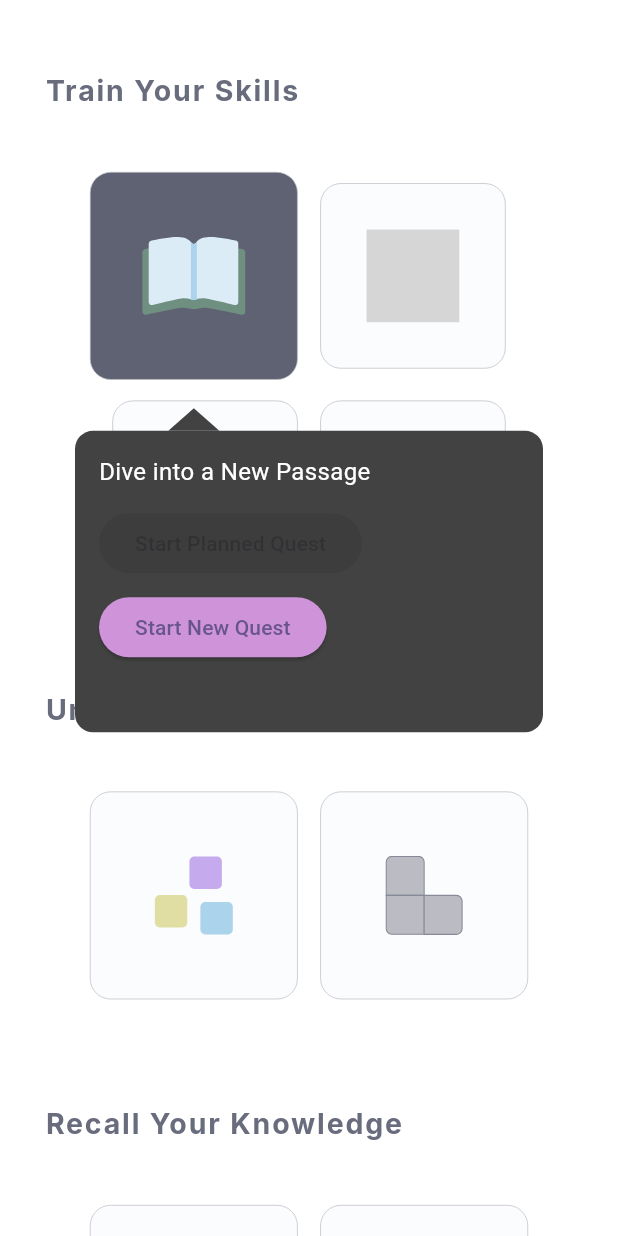
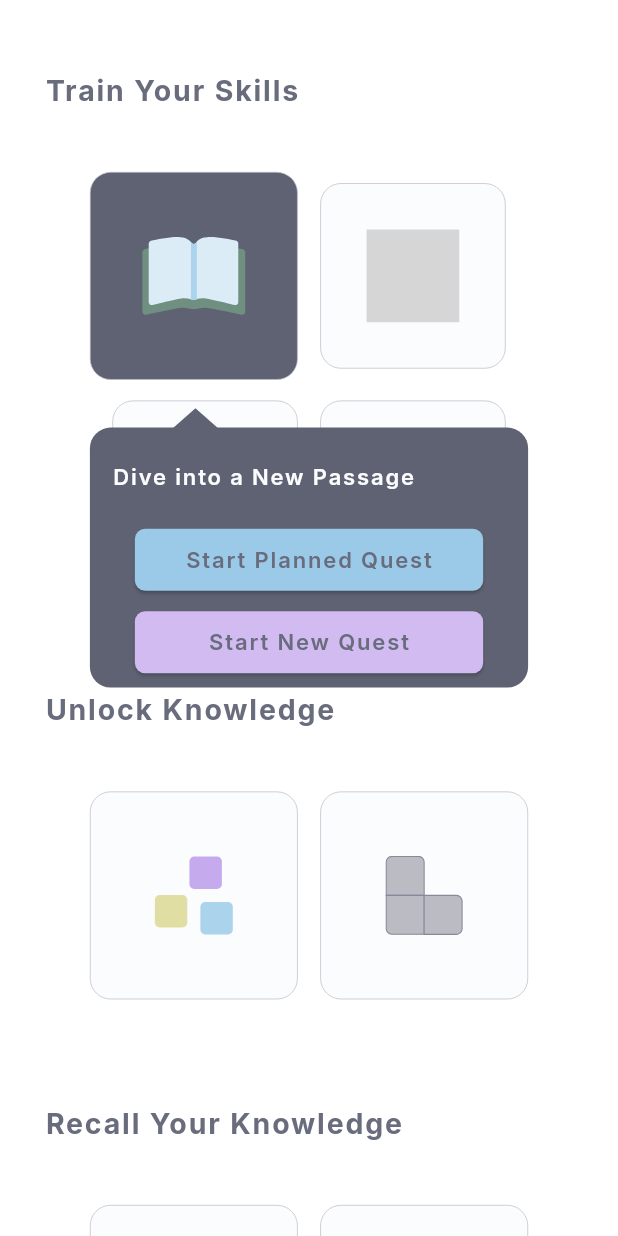
Before and after one commit to maedesad/language-learning-application, a Flutter app: the PracticingPage screen opened directly, after a tap on an icon or button, on a phone screen of 412 x 824 dp. Run offline on Flutter 3.47's test engine with Material 3 defaults, Android fonts, the phone set to English and light mode, and no system bars; our stand-ins replace flutter_screenutil, flutter_svg; grey boxes are pictures that could not be loaded.

Commit message:
fixing practice button popup UI

```diff
--- a/frontend/lib/main_pages/practice/Handle_button_selection.dart
+++ b/frontend/lib/main_pages/practice/Handle_button_selection.dart
@@ -38,7 +38,7 @@ mixin HandleButtonSelection<T extends StatefulWidget> on State<T> {
       );
       if (!mounted) return;
       // صبر برای اتمام انیمیشن دکمه (AnimatedContainer ~300ms) و فریم پایانی
-      await Future<void>.delayed(const Duration(milliseconds: 200));
+      await Future<void>.delayed(const Duration(milliseconds: 50));
       await WidgetsBinding.instance.endOfFrame;
       if (!mounted) return;
       PracticePopup.showPopup(
--- a/frontend/lib/main_pages/practice/practice_entry_popup.dart
+++ b/frontend/lib/main_pages/practice/practice_entry_popup.dart
@@ -1,4 +1,15 @@
 import 'package:flutter/material.dart';
+import 'package:flutter_screenutil/flutter_screenutil.dart';
+
+
+// colors
+import '../../theme/colors/semantic_colors.dart';
+// dimensions
+import '../../theme/dimensions.dart';
+// text
+import '../../theme/text.dart';
+// text style
+import '../../theme/text_style/text_style.dart';
 
 class PracticePopup {
   static OverlayEntry? _currentPopup;
@@ -26,10 +37,10 @@ class PracticePopup {
     final Offset buttonPosition = buttonBox.localToGlobal(Offset.zero);
     final Size buttonSize = buttonBox.size;
 
-    const double popupWidth = 312;
-    const double popupHeight = 201;
-    const double arrowWidth = 34;
-    const double arrowHeight = 15;
+    double popupWidth = Dimensions.popupWidth;
+    double popupHeight = Dimensions.popupHeight;
+    double arrowWidth = 34.w;
+    double arrowHeight = 15.h;
 
     // مرکز صفحه برای الاین افقی پاپ‌آپ
     final double screenWidth = MediaQuery.of(context).size.width;
@@ -123,36 +134,63 @@ class _PopupContent extends StatelessWidget {
           width: double.infinity,
           height: double.infinity,
           decoration: BoxDecoration(
-            color: Colors.grey[800],
-            borderRadius: BorderRadius.circular(12),
+            color: SemanticColors.grayButton,
+            borderRadius: BorderRadius.circular(Dimensions.largeRadius),
           ),
-          padding: const EdgeInsets.all(16),
+          padding: EdgeInsets.symmetric(
+            horizontal: Dimensions.Paddingsize1,
+            vertical: Dimensions.Paddingsize2,
+          ),
           child: Column(
             crossAxisAlignment: CrossAxisAlignment.start,
             mainAxisSize: MainAxisSize.min,
             children: [
-              Text(title,
-                  style: const TextStyle(color: Colors.white, fontSize: 16)),
-              const SizedBox(height: 12),
+              // Title always aligned left
+              Text(
+                title,
+                style: TextStyles.ButtonTextLight,
+              ),
+              SizedBox(height: Dimensions.verticalLargeGap),
+
               if (isTwoButtonMode) ...[
-                ElevatedButton(
-                  onPressed: null,
+                Center( // 🔹 دکمه در مرکز
+                  child: ElevatedButton(
+                    onPressed: onPurpleButtonTap,  /// change it later
+                    style: ElevatedButton.styleFrom(
+                      backgroundColor: SemanticColors.blueButton,
+                      minimumSize: Size(248.w, Dimensions.buttonHeight),
+                      shape: RoundedRectangleBorder(
+                        borderRadius: BorderRadius.circular(Dimensions.smallRadius),
+                      ),
+                    ),
+                    child: Text(
+                      TextVariables.StartPlannedQuest,
+                      style: TextStyles.ButtonTextDark,
+                    ),
+                  ),
+                ),
+                SizedBox(height: Dimensions.verticalSmallGap),
+              ],
+
+              Center( // 🔹 دکمه دوم هم در مرکز
+                child: ElevatedButton(
+                  onPressed: onPurpleButtonTap,
                   style: ElevatedButton.styleFrom(
-                    backgroundColor: Colors.blue[200],
+                    backgroundColor: SemanticColors.purpleButton,
+                    minimumSize: Size(248.w, Dimensions.buttonHeight),
+                    shape: RoundedRectangleBorder(
+                      borderRadius: BorderRadius.circular(Dimensions.smallRadius),
+                    ),
                   ),
-                  child: const Text("Start Planned Quest"),
+                  child: Text(
+                    TextVariables.StartNewQuest,
+                    style: TextStyles.ButtonTextDark,
+                  ),
                 ),
-                const SizedBox(height: 8),
-              ],
-              ElevatedButton(
-                onPressed: onPurpleButtonTap,
-                style: ElevatedButton.styleFrom(
-                  backgroundColor: Colors.purple[200],
-                ),
-                child: const Text("Start New Quest"),
               ),
             ],
           ),
+
         ),
 
         // فلش
@@ -162,7 +200,7 @@ class _PopupContent extends StatelessWidget {
           left: arrowLeft,
           child: CustomPaint(
             size: Size(arrowWidth, arrowHeight),
-            painter: _ArrowPainter(direction, Colors.grey[800]!),
+            painter: _ArrowPainter(direction, SemanticColors.grayButton),
           ),
         ),
       ],
--- a/frontend/lib/theme/dimensions.dart
+++ b/frontend/lib/theme/dimensions.dart
@@ -10,27 +10,32 @@ class Dimensions {
 
   // Border radius
   static double largeRadius = 16.r;
+  static double smallRadius = 8.r;
 
   // Border thickness
   static double border = 0.5.w;
   static double bottomNavBarBorder = 1.w;
 
   // Button sizes
-  static double buttonHeight = 48.h;            /// unused
+  static double buttonHeight = 48.h;
   static double buttonWidth = 200.w;            /// unused
 
   // Padding
   static double screenHorizontalPadding = 32.w;
   static double screenHorizontalLargePadding = 64.w;
+  static double Paddingsize1 = 16.w;
+  static double Paddingsize2 = 24.w;
 
   // Gaps
   static double verticalSmallGap = 8.h;
   static double horizontalSmallGap = 8.w;
   static double verticalMediumGap = 16.h;
   static double horizontalMediumGap = 16.w;
+  static double verticalLargeGap = 24.h;
 
   // app text size
   static double h2_mainTilte = 22.sp;
+  static double ButtonText = 17.sp;
   static double h2_figmaLineHeight = 45.h;
   static double figmaLetterSpacing = 7.w;
   static double h2_text_hight = h2_figmaLineHeight / h2_mainTilte;
@@ -40,4 +45,10 @@ class Dimensions {
     static double practiceButtonNormal = 148.w;
     static double practiceButtonSmall = 132.w;
 
+  // practice button popup
+  static double popupHeight = 201.h;            /// unused
+  static double popupWidth = 312.w;
+
+
+
 }
--- a/frontend/lib/theme/text.dart
+++ b/frontend/lib/theme/text.dart
@@ -10,4 +10,8 @@ class TextVariables {
     static const String vocabReviewMotivatingTitle = "Practice Your Words";
     static const String grammarReviewMotivatingTitle = "Practice Grammar";
     static const String vocabGrammarReviewMotivatingTitle = "Practice Vocab & Grammar";
+
+  // practice popup buttons text
+    static const String StartPlannedQuest = "Start Planned Quest";
+    static const String StartNewQuest = "Start New Quest";
 }
--- a/frontend/lib/theme/text_style/text_style.dart
+++ b/frontend/lib/theme/text_style/text_style.dart
@@ -8,12 +8,31 @@ import '../dimensions.dart';
 
 class TextStyles {
 
+  static const String fontFamily = "Inter";
+
   static TextStyle get h2_mainTitle => TextStyle(
       fontSize: Dimensions.h2_mainTilte,
       color: SemanticColors.textColor,
       fontWeight: FontWeight.w700,
       height: Dimensions.h2_text_hight,
       letterSpacing: Dimensions.text_letterSpacing,
-      fontFamily: "Inter",
+      fontFamily: fontFamily,
     );
+
+  static TextStyle get ButtonTextDark => TextStyle(
+      fontSize: Dimensions.ButtonText,
+      color: SemanticColors.textColor,
+      fontWeight: FontWeight.w600,
+      letterSpacing: Dimensions.text_letterSpacing,
+      fontFamily: fontFamily,
+  );
+
+  static TextStyle get ButtonTextLight => TextStyle(
+      fontSize: Dimensions.ButtonText,
+      color: SemanticColors.surface,
+      fontWeight: FontWeight.w600,
+      letterSpacing: Dimensions.text_letterSpacing,
+      fontFamily: fontFamily,
+  );
+
 }
```
